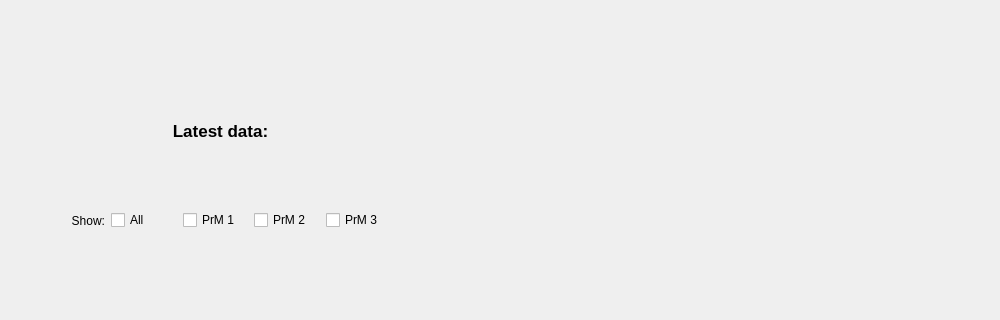
First picture: the form in sbndprmdaq/mainwindow.ui, repository marcodeltutto/SBNDPurityMonitorDAQ, before the edit; both pictures show x 0 to 1000 and y 304 to 624 of the 1000 by 859 pixel window.
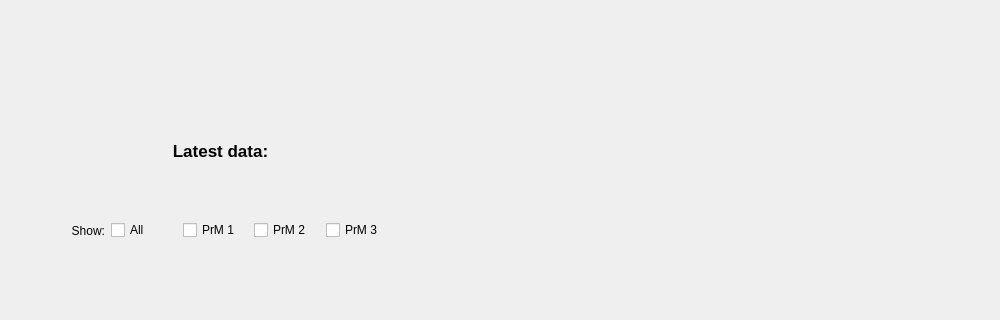
Second picture: the form after the edit. Custom widgets are drawn as their Qt base class.

```diff
--- a/sbndprmdaq/mainwindow.ui
+++ b/sbndprmdaq/mainwindow.ui
@@ -18,7 +18,7 @@
     <property name="geometry">
      <rect>
       <x>40</x>
-      <y>530</y>
+      <y>531</y>
       <width>921</width>
       <height>211</height>
      </rect>
@@ -43,7 +43,7 @@
       <x>0</x>
       <y>10</y>
       <width>1001</width>
-      <height>321</height>
+      <height>381</height>
      </rect>
     </property>
     <layout class="QVBoxLayout" name="_controls_layout"/>
@@ -65,7 +65,7 @@
     <property name="geometry">
      <rect>
       <x>40</x>
-      <y>490</y>
+      <y>500</y>
       <width>351</width>
       <height>31</height>
      </rect>
@@ -115,9 +115,9 @@
     <property name="geometry">
      <rect>
       <x>290</x>
-      <y>360</y>
+      <y>400</y>
       <width>701</width>
-      <height>101</height>
+      <height>91</height>
      </rect>
     </property>
     <layout class="QHBoxLayout" name="_latest_data_layout"/>
@@ -126,7 +126,7 @@
     <property name="geometry">
      <rect>
       <x>170</x>
-      <y>400</y>
+      <y>420</y>
       <width>101</width>
       <height>31</height>
      </rect>
```
